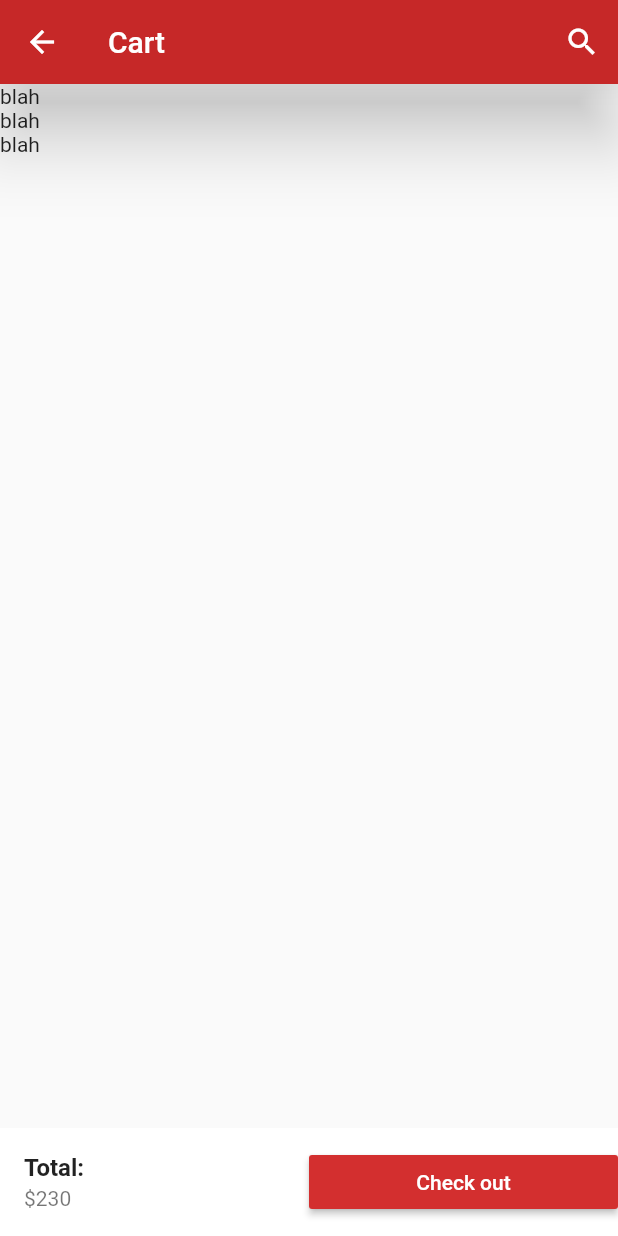
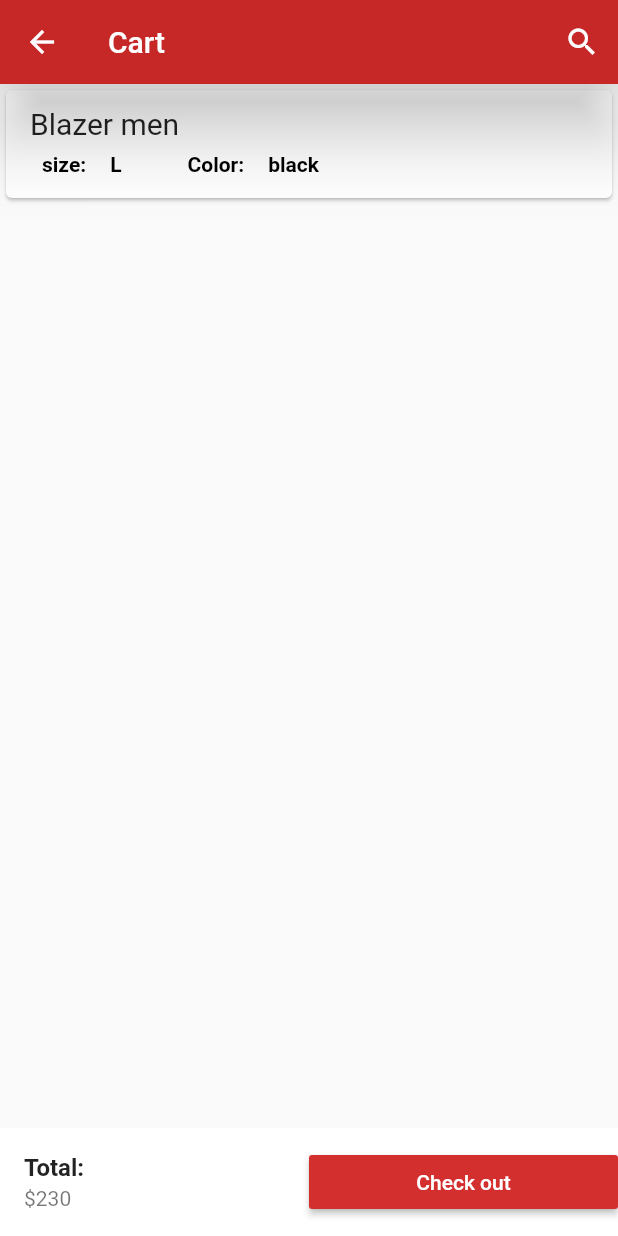
Before and after one commit to Aryan-goel/FashionPoint, a Flutter app: the Cart screen opened directly, on a phone screen of 412 x 824 dp. Run offline on Flutter 3.47's test engine with Material 2 defaults, Android fonts, the phone set to English and light mode, and no system bars; our stand-ins replace carousel_pro.

Commit message:
inserion of products in cart

```diff
--- a/lib/pages/cart_products.dart
+++ b/lib/pages/cart_products.dart
@@ -10,48 +10,94 @@ class _CartproductsState extends State<Cartproducts> {
     {
       "name": "Blazer men",
       "picture": "images/cats/products/blazer1.jpeg",
-      "old_price": 250,
       "price": 150,
-    },
-    {
-      "name": "Blazer women",
-      "picture": "images/cats/products/blazer2.jpeg",
-      "old_price": 310,
-      "price": 240,
-    },
-    {
-      "name": "Red dress",
-      "picture": "images/cats/products/dress1.jpeg",
-      "old_price": 200,
-      "price": 140,
-    },
-    {
-      "name": "Black dress",
-      "picture": "images/cats/products/dress2.jpeg",
-      "old_price": 280,
-      "price": 200,
-    },
-    {
-      "name": "Heels",
-      "picture": "images/cats/products/hills1.jpeg",
-      "old_price": 2100,
-      "price": 1400,
-    },
-    {
-      "name": "Heels",
-      "picture": "images/cats/products/hills2.jpeg",
-      "old_price": 2100,
-      "price": 1400,
+      "size": "L",
+      "color": "black",
+      "quantity": 1
     },
   ];
 
   @override
   Widget build(BuildContext context) {
     return ListView.builder(
-      itemCount: 3,
-      itemBuilder: (context, index) {
-        return Text("blah");
-      },
+        itemCount: Products_on_the_cart.length,
+        itemBuilder: (context, index) {
+          return SingleCartProduct(
+            cart_product_name: Products_on_the_cart[index]["name"],
+            cart_product_color: Products_on_the_cart[index]["color"],
+            cart_product_qty: Products_on_the_cart[index]["qty"],
+            cart_product_size: Products_on_the_cart[index]["size"],
+            cart_product_picture: Products_on_the_cart[index]["picture"],
+            cart_product_price: Products_on_the_cart[index]["price"],
+          );
+          //cart_product_picture: Products_on_the_cart[index]["picture"]);
+        });
+  }
+}
+
+class SingleCartProduct extends StatelessWidget {
+  final cart_product_name;
+  final cart_product_picture;
+  final cart_product_price;
+  final cart_product_size;
+  final cart_product_color;
+  final cart_product_qty;
+  SingleCartProduct(
+      {this.cart_product_name,
+      this.cart_product_picture,
+      this.cart_product_price,
+      this.cart_product_size,
+      this.cart_product_color,
+      this.cart_product_qty});
+  @override
+  Widget build(BuildContext context) {
+    return Card(
+      child: ListTile(
+        title: Text(
+          cart_product_name,
+          style: TextStyle(
+            fontSize: 20,
+          ),
+        ),
+        subtitle: Column(
+          children: [
+            Row(
+              children: [
+                //*?this section is fotr the size of the product
+                Padding(
+                  padding: EdgeInsets.all(8),
+                  child: Text(
+                    "size:",
+                    style: TextStyle(
+                        fontWeight: FontWeight.bold, color: Colors.black),
+                  ),
+                ),
+                Padding(
+                  padding: EdgeInsets.all(8),
+                  child: Text(cart_product_size,
+                      style: TextStyle(
+                          fontWeight: FontWeight.bold, color: Colors.black)),
+                ),
+                Padding(padding: EdgeInsets.fromLTRB(20, 8, 8, 8)),
+
+                //*? this section is for the color of the product
+                Padding(
+                  padding: EdgeInsets.all(8),
+                  child: Text("Color:",
+                      style: TextStyle(
+                          fontWeight: FontWeight.bold, color: Colors.black)),
+                ),
+                Padding(
+                  padding: EdgeInsets.all(8),
+                  child: Text(cart_product_color,
+                      style: TextStyle(
+                          fontWeight: FontWeight.bold, color: Colors.black)),
+                ),
+              ],
+            ),
+          ],
+        ),
+      ),
     );
   }
 }
```
